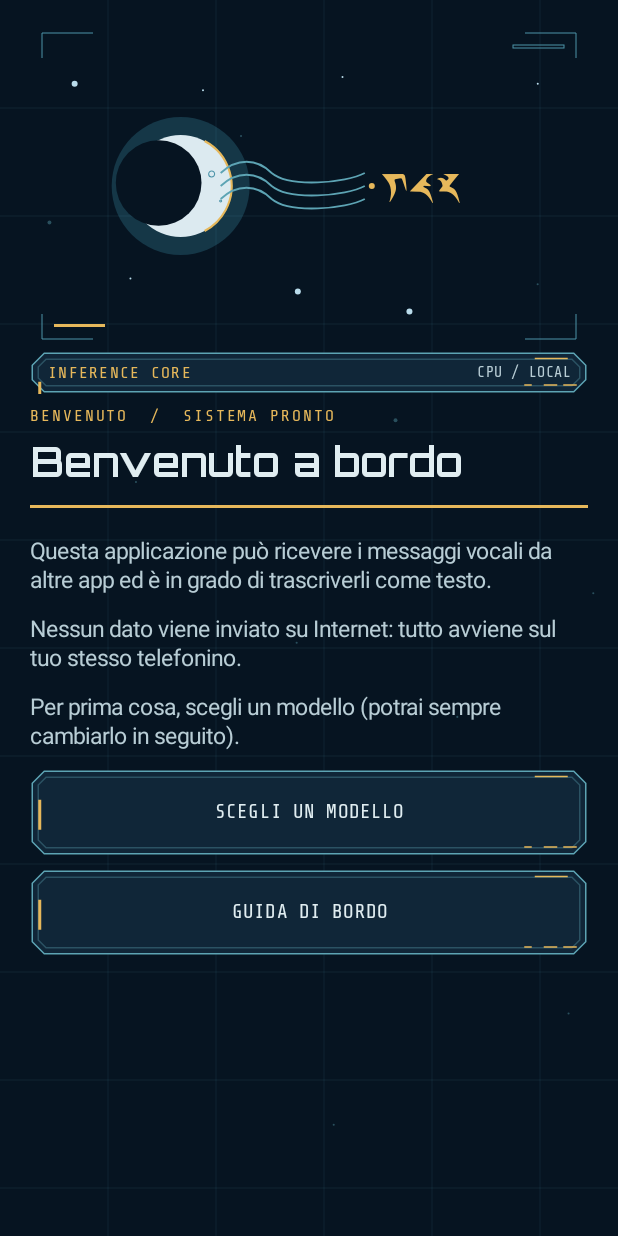
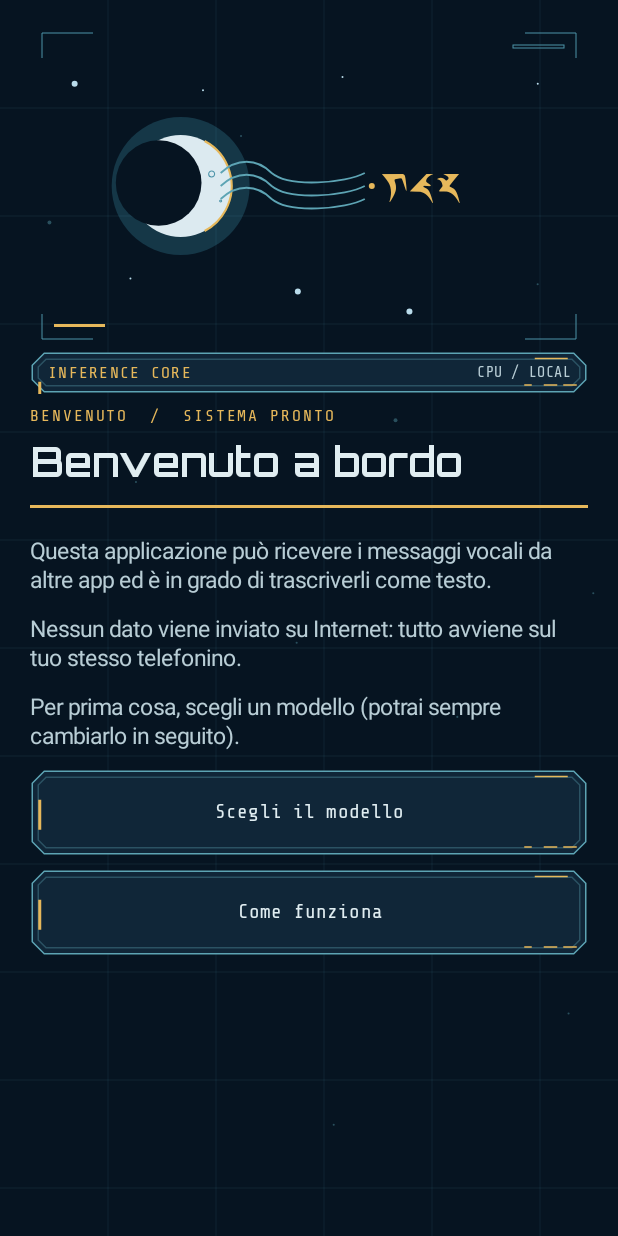
Before and after one commit to realtebo/trascrivi-vocali, an Android app: the screen it shows after launch (MainActivity), on a phone screen of 412 x 824 dp. Run offline under Robolectric (Android 15) with nearby library versions, the phone set to English and light mode, and no system bars.

Commit message:
copy: clarify home navigation labels

```diff
--- a/app/src/main/java/it/local/vocaltranscribers/MainActivity.kt
+++ b/app/src/main/java/it/local/vocaltranscribers/MainActivity.kt
@@ -333,7 +333,8 @@ class MainActivity : Activity() {
     }
 
     private fun guideButton() = Button(this).apply {
-        text = "GUIDA DI BORDO"
+        text = "Come funziona"
+        transformationMethod = null
         textSize = 13f
         letterSpacing = 0.06f
         typeface = consoleTypeface
@@ -401,8 +402,8 @@ class MainActivity : Activity() {
         )
         page.addView(title(if (firstRun) "Benvenuto a bordo" else "Trascrivi"), matchWrap())
         page.addView(accentRule())
-        val modelButton = actionButton(if (selectedModel == null) "SCEGLI UN MODELLO" else "CAMBIA MODELLO") {
-            showSettingsScreen()
+        val modelButton = actionButton("Scegli il modello") { showSettingsScreen() }.apply {
+            transformationMethod = null
         }
         val guideNavigationButton = guideButton()
 
```
